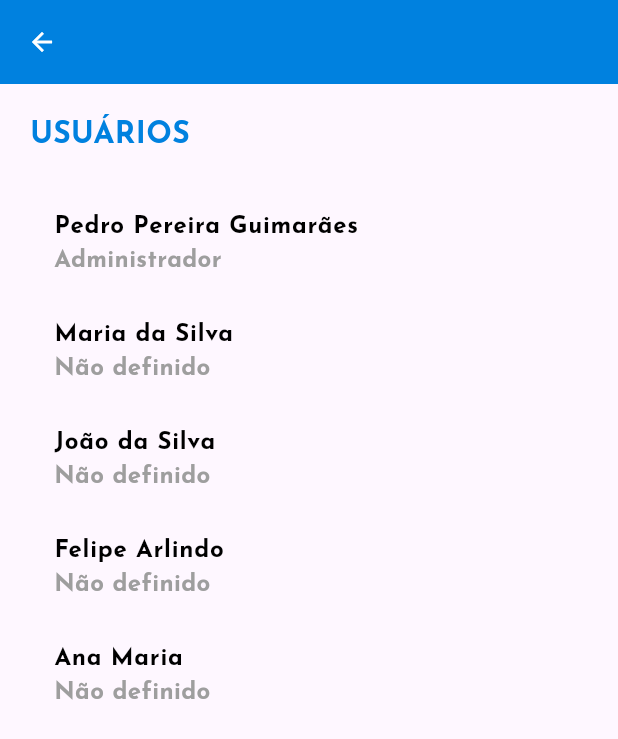
After one commit to PedroPereiraGuimaraes/tcc-hospital-indoor-tracking, a Flutter app: the AdminScreen screen opened by its route, on a phone screen of 412 x 824 dp. The commit adds this screen. Shown: the top 739 px of the screen. Run offline on Flutter 3.47's test engine with Material 3 defaults, Android fonts, the phone set to English and light mode, and no system bars; our stand-ins replace animated_splash_screen, google_fonts, lottie.

Commit message:
build: added configuration and admin screen

```diff
--- a/front_end/lib/main.dart
+++ b/front_end/lib/main.dart
@@ -1,6 +1,7 @@
 // ignore_for_file: prefer_const_constructors, prefer_const_literals_to_create_immutables
 
 import 'package:flutter/material.dart';
+import 'package:front_end/views/screens/AdminScreen.dart';
 import 'package:front_end/views/screens/EquipmentListScreen.dart';
 import 'package:front_end/views/screens/LoginScreen.dart';
 import 'package:front_end/views/screens/RoomsScreen.dart';
@@ -26,8 +27,9 @@ class MyApp extends StatelessWidget {
         '/register': (context) => RegisterScreen(),
         '/rooms': (context) => RoomsScreen(),
         '/equipments': (context) => EquipmentListScreen(),
+        '/admin': (context) => AdminScreen(),
       },
-      theme: ThemeData(primarySwatch: Colors.blue),
+      theme: ThemeData(primaryColor: Colors.blue, primarySwatch: Colors.blue),
     );
   }
 }
--- /dev/null
+++ b/front_end/lib/models/User.dart
@@ -0,0 +1,20 @@
+class User {
+  final String name;
+  String? cargo;
+
+  User({required this.name, this.cargo});
+
+  factory User.fromJson(Map<String, dynamic> json) {
+    return User(
+      name: json['name'] as String,
+      cargo: json['cargo'] as String?,
+    );
+  }
+
+  Map<String, dynamic> toJson() {
+    return {
+      'name': name,
+      'cargo': cargo,
+    };
+  }
+}
--- /dev/null
+++ b/front_end/lib/views/screens/AdminScreen.dart
@@ -0,0 +1,126 @@
+// ignore_for_file: prefer_const_constructors, prefer_final_fields
+
+import 'package:flutter/material.dart';
+import 'package:front_end/models/User.dart';
+import 'package:front_end/views/widgets/Appbar.dart';
+import 'package:google_fonts/google_fonts.dart';
+
+class AdminScreen extends StatefulWidget {
+  const AdminScreen({Key? key}) : super(key: key);
+
+  @override
+  State<AdminScreen> createState() => _AdminScreenState();
+}
+
+class _AdminScreenState extends State<AdminScreen> {
+  List<User> _users = [
+    User(name: 'Pedro Pereira Guimarães', cargo: 'Administrador'),
+    User(name: 'Maria da Silva'),
+    User(name: 'João da Silva'),
+    User(name: 'Felipe Arlindo'),
+    User(name: 'Ana Maria'),
+  ];
+
+  List<String> _cargos = [
+    'Administrador',
+    'Colaborador',
+  ];
+
+  @override
+  Widget build(BuildContext context) {
+    return Scaffold(
+      appBar: CustomAppBar(
+        isAdmin: false,
+        hasBackButton: true,
+      ),
+      body: Padding(
+          padding: EdgeInsets.all(20),
+          child: Column(
+            crossAxisAlignment: CrossAxisAlignment.start,
+            children: [
+              Text(
+                'USUÁRIOS',
+                style: TextStyle(
+                  fontSize: 20,
+                  fontWeight: FontWeight.bold,
+                  fontFamily: GoogleFonts.josefinSans().fontFamily,
+                  color: Color.fromARGB(255, 0, 129, 223),
+                ),
+              ),
+              SizedBox(height: 20),
+              Expanded(
+                child: ListView.builder(
+                  itemCount: _users.length,
+                  itemBuilder: (context, index) {
+                    return ListTile(
+                      title: Text(
+                        _users[index].name,
+                        style: TextStyle(
+                          fontSize: 16,
+                          fontWeight: FontWeight.bold,
+                          fontFamily: GoogleFonts.josefinSans().fontFamily,
+                          color: Colors.black,
+                        ),
+                      ),
+                      subtitle: Text(
+                        _users[index].cargo ?? 'Não definido',
+                        style: TextStyle(
+                          fontSize: 16,
+                          fontWeight: FontWeight.bold,
+                          fontFamily: GoogleFonts.josefinSans().fontFamily,
+                          color: Colors.grey[500],
+                        ),
+                      ),
+                      onTap: () => _showcargoSelectionDialog(context, index),
+                    );
+                  },
+                ),
+              ),
+            ],
+          )),
+    );
+  }
+
+  Future<void> _showcargoSelectionDialog(
+      BuildContext context, int index) async {
+    await showDialog(
+      context: context,
+      builder: (context) {
+        return AlertDialog(
+          title: Text(
+            'Cargo',
+            style: TextStyle(
+              fontSize: 20,
+              fontWeight: FontWeight.bold,
+              fontFamily: GoogleFonts.josefinSans().fontFamily,
+              color: Colors.black,
+            ),
+          ),
+          content: Column(
+            mainAxisSize: MainAxisSize.min,
+            crossAxisAlignment: CrossAxisAlignment.start,
+            children: _cargos.map((cargo) {
+              return ListTile(
+                title: Text(
+                  cargo,
+                  style: TextStyle(
+                    fontSize: 16,
+                    fontWeight: FontWeight.bold,
+                    fontFamily: GoogleFonts.josefinSans().fontFamily,
+                    color: Colors.grey[900],
+                  ),
+                ),
+                onTap: () {
+                  setState(() {
+                    _users[index].cargo = cargo;
+                  });
+                  Navigator.pop(context);
+                },
+              );
+            }).toList(),
+          ),
+        );
+      },
+    );
+  }
+}
--- a/front_end/lib/views/screens/EquipmentListScreen.dart
+++ b/front_end/lib/views/screens/EquipmentListScreen.dart
@@ -16,8 +16,8 @@ class _EquipmentListScreenState extends State<EquipmentListScreen> {
   Widget build(BuildContext context) {
     return Scaffold(
       appBar: CustomAppBar(
-        isAdmin: true,
-        hasBackButton: true,
+        isAdmin: false,
+        hasBackButton: false,
       ),
       body: Center(
         child: Text('Equipments List Screen'),
--- a/front_end/lib/views/screens/HistoricScreen.dart
+++ b/front_end/lib/views/screens/HistoricScreen.dart
@@ -16,8 +16,8 @@ class _HistoricScreenState extends State<HistoricScreen> {
   Widget build(BuildContext context) {
     return Scaffold(
       appBar: CustomAppBar(
-        isAdmin: true,
-        hasBackButton: true,
+        isAdmin: false,
+        hasBackButton: false,
       ),
       body: Center(
         child: Text('Historic Screen'),
--- a/front_end/lib/views/widgets/Appbar.dart
+++ b/front_end/lib/views/widgets/Appbar.dart
@@ -27,7 +27,7 @@ class _CustomAppBarState extends State<CustomAppBar> {
               color: Colors.white,
               iconSize: 20,
               onPressed: () {
-                // implementar
+                Navigator.pop(context);
               },
             )
           : null,
--- a/front_end/lib/views/widgets/Navbar.dart
+++ b/front_end/lib/views/widgets/Navbar.dart
@@ -70,7 +70,7 @@ class _NavBarState extends State<NavBar> {
       case 3:
         Navigator.pushReplacement(
           context,
-          CustomPageRoute(builder: (context) => SettignsScreen()),
+          CustomPageRoute(builder: (context) => SettingsScreen()),
         );
         break;
     }
```
Also changed, not shown: front_end/lib/views/screens/SettingsScreen.dart (+107 -8 lines).
